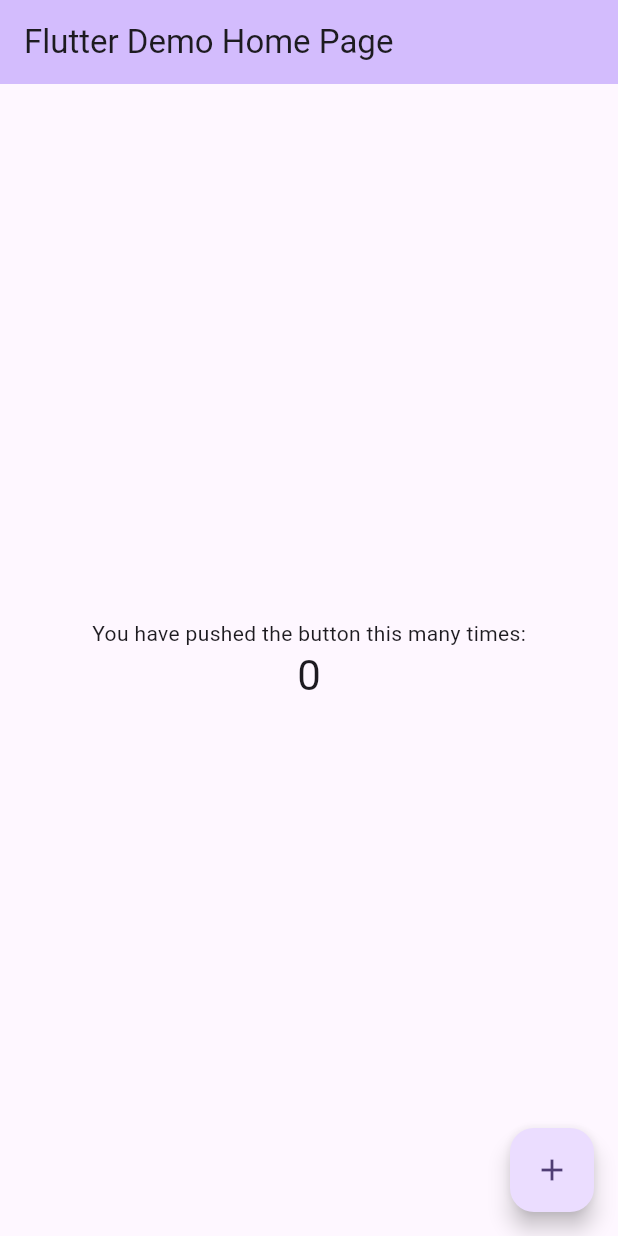
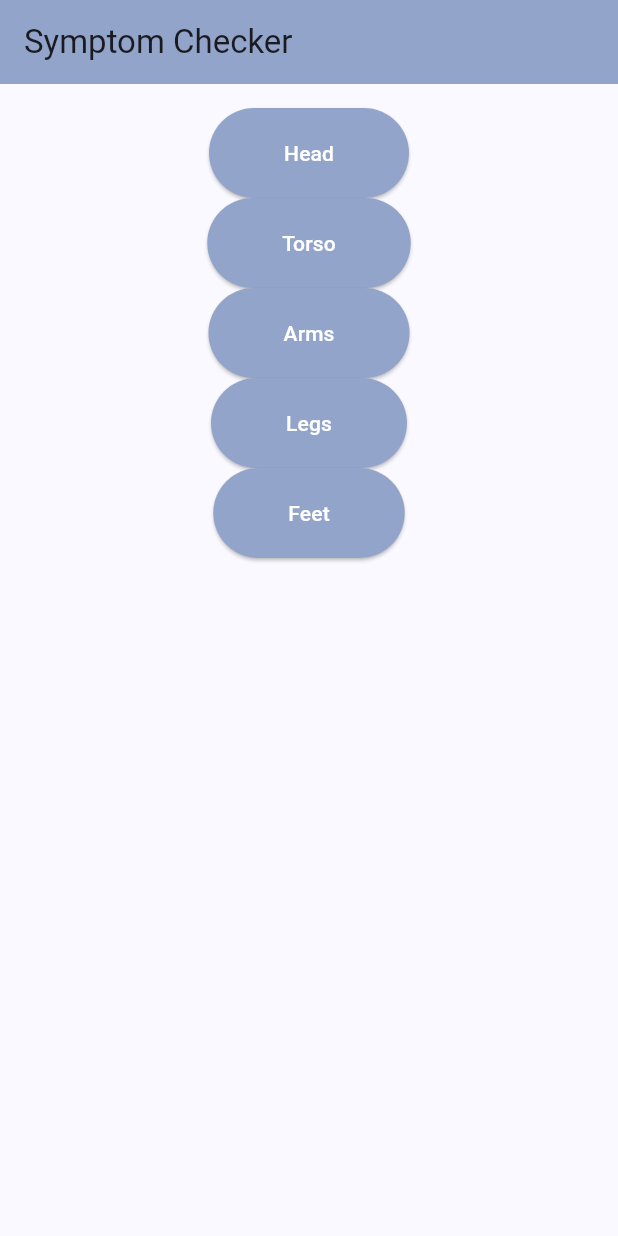
Before and after one commit to wd7512/GDSC-solution-challenge, a Flutter app: the screen it shows after launch, on a phone screen of 412 x 824 dp. Run offline on Flutter 3.47's test engine with Material 3 defaults, Android fonts, the phone set to English and light mode, and no system bars.

Commit message:
Added basic navigation app

```diff
--- a/symptom_checker/lib/main.dart
+++ b/symptom_checker/lib/main.dart
@@ -7,119 +7,135 @@
 class MyApp extends StatelessWidget {
   const MyApp({super.key});
 
-  // This widget is the root of your application.
   @override
   Widget build(BuildContext context) {
     return MaterialApp(
-      title: 'Flutter Demo',
+      title: 'Symptom Tracker',
+      home: HomePage(),
       theme: ThemeData(
-        // This is the theme of your application.
-        //
-        // TRY THIS: Try running your application with "flutter run". You'll see
-        // the application has a purple toolbar. Then, without quitting the app,
-        // try changing the seedColor in the colorScheme below to Colors.green
-        // and then invoke "hot reload" (save your changes or press the "hot
-        // reload" button in a Flutter-supported IDE, or press "r" if you used
-        // the command line to start the app).
-        //
-        // Notice that the counter didn't reset back to zero; the application
-        // state is not lost during the reload. To reset the state, use hot
-        // restart instead.
-        //
-        // This works for code too, not just values: Most code changes can be
-        // tested with just a hot reload.
-        colorScheme: ColorScheme.fromSeed(seedColor: Colors.deepPurple),
         useMaterial3: true,
+        colorScheme: ColorScheme.fromSeed(seedColor: const Color.fromARGB(255, 147, 164, 202)),
+        appBarTheme: const AppBarTheme(
+          backgroundColor: Color.fromARGB(255, 147, 164, 202),
+        ),
       ),
-      home: const MyHomePage(title: 'Flutter Demo Home Page'),
     );
   }
 }
 
-class MyHomePage extends StatefulWidget {
-  const MyHomePage({super.key, required this.title});
-
-  // This widget is the home page of your application. It is stateful, meaning
-  // that it has a State object (defined below) that contains fields that affect
-  // how it looks.
-
-  // This class is the configuration for the state. It holds the values (in this
-  // case the title) provided by the parent (in this case the App widget) and
-  // used by the build method of the State. Fields in a Widget subclass are
-  // always marked "final".
-
-  final String title;
-
-  @override
-  State<MyHomePage> createState() => _MyHomePageState();
-}
-
-class _MyHomePageState extends State<MyHomePage> {
-  int _counter = 0;
-
-  void _incrementCounter() {
-    setState(() {
-      // This call to setState tells the Flutter framework that something has
-      // changed in this State, which causes it to rerun the build method below
-      // so that the display can reflect the updated values. If we changed
-      // _counter without calling setState(), then the build method would not be
-      // called again, and so nothing would appear to happen.
-      _counter++;
-    });
-  }
+class HomePage extends StatelessWidget {
+  const HomePage({super.key});
 
   @override
   Widget build(BuildContext context) {
-    // This method is rerun every time setState is called, for instance as done
-    // by the _incrementCounter method above.
-    //
-    // The Flutter framework has been optimized to make rerunning build methods
-    // fast, so that you can just rebuild anything that needs updating rather
-    // than having to individually change instances of widgets.
     return Scaffold(
       appBar: AppBar(
-        // TRY THIS: Try changing the color here to a specific color (to
-        // Colors.amber, perhaps?) and trigger a hot reload to see the AppBar
-        // change color while the other colors stay the same.
-        backgroundColor: Theme.of(context).colorScheme.inversePrimary,
-        // Here we take the value from the MyHomePage object that was created by
-        // the App.build method, and use it to set our appbar title.
-        title: Text(widget.title),
+        title: const Text('Symptom Checker'),
       ),
-      body: Center(
-        // Center is a layout widget. It takes a single child and positions it
-        // in the middle of the parent.
-        child: Column(
-          // Column is also a layout widget. It takes a list of children and
-          // arranges them vertically. By default, it sizes itself to fit its
-          // children horizontally, and tries to be as tall as its parent.
-          //
-          // Column has various properties to control how it sizes itself and
-          // how it positions its children. Here we use mainAxisAlignment to
-          // center the children vertically; the main axis here is the vertical
-          // axis because Columns are vertical (the cross axis would be
-          // horizontal).
-          //
-          // TRY THIS: Invoke "debug painting" (choose the "Toggle Debug Paint"
-          // action in the IDE, or press "p" in the console), to see the
-          // wireframe for each widget.
-          mainAxisAlignment: MainAxisAlignment.center,
-          children: <Widget>[
-            const Text(
-              'You have pushed the button this many times:',
-            ),
-            Text(
-              '$_counter',
-              style: Theme.of(context).textTheme.headlineMedium,
-            ),
-          ],
+      body: const Center(
+        child: Padding(
+          padding: EdgeInsets.only(top: 16.0),
+          child: Column(
+            children: [
+              BodyPartButton(
+                bodyPart: 'Head',
+                symptoms: ['Symptom 1', 'Symptom 2', 'Symptom 3', 'Symptom 4', 'Symptom 5'],
+              ),
+              BodyPartButton(
+                bodyPart: 'Torso',
+                symptoms: ['Symptom 1', 'Symptom 2', 'Symptom 3', 'Symptom 4', 'Symptom 5'],
+              ),
+              BodyPartButton(
+                bodyPart: 'Arms',
+                symptoms: ['Symptom 1', 'Symptom 2', 'Symptom 3', 'Symptom 4', 'Symptom 5'],
+              ),
+              BodyPartButton(
+                bodyPart: 'Legs',
+                symptoms: ['Symptom 1', 'Symptom 2', 'Symptom 3', 'Symptom 4', 'Symptom 5'],
+              ),
+              BodyPartButton(
+                bodyPart: 'Feet',
+                symptoms: ['Symptom 1', 'Symptom 2', 'Symptom 3', 'Symptom 4', 'Symptom 5'],
+              ),
+            ],
+          ),
         ),
       ),
-      floatingActionButton: FloatingActionButton(
-        onPressed: _incrementCounter,
-        tooltip: 'Increment',
-        child: const Icon(Icons.add),
-      ), // This trailing comma makes auto-formatting nicer for build methods.
     );
   }
 }
+
+class BodyPartButton extends StatelessWidget {
+  final String bodyPart;
+  final List<String> symptoms;
+
+  const BodyPartButton({super.key, required this.bodyPart, required this.symptoms});
+
+  @override
+  Widget build(BuildContext context) {
+    return ElevatedButton(
+      onPressed: () {
+        Navigator.push(
+          context,
+          MaterialPageRoute(
+            builder: (context) => SymptomPage(
+              bodyPart: bodyPart,
+              symptoms: symptoms,
+            ),
+          ),
+        );
+      },
+      style: ElevatedButton.styleFrom(
+        backgroundColor: const Color.fromARGB(255, 147, 164, 202),
+        foregroundColor: Colors.white,
+        padding: const EdgeInsets.symmetric(horizontal: 50, vertical: 20),
+      ),
+      child: Text(bodyPart),
+    );
+  }
+}
+
+class SymptomPage extends StatelessWidget {
+  final String bodyPart;
+  final List<String> symptoms;
+
+  const SymptomPage({super.key, required this.bodyPart, required this.symptoms});
+
+  @override
+  Widget build(BuildContext context) {
+    return Scaffold(
+      appBar: AppBar(
+        title: Text('$bodyPart Symptoms'),
+      ),
+      body: Center(
+        child: Padding(
+          padding: const EdgeInsets.only(top: 16.0),
+          child: Column(
+            children: [
+              for (String symptom in symptoms) ElevatedButton(
+                onPressed: () {},
+                style: ElevatedButton.styleFrom(
+                  backgroundColor: const Color.fromARGB(255, 147, 164, 202),
+                  foregroundColor: Colors.white,
+                  padding: const EdgeInsets.all(16.0),
+                ),
+                child: Text(symptom),
+              ),
+              // ElevatedButton(
+              //   onPressed: () {
+              //     Navigator.pop(context);
+              //   },
+              //   style: ElevatedButton.styleFrom(
+              //     backgroundColor: const Color.fromARGB(255, 147, 164, 202),
+              //     foregroundColor: Colors.white,
+              //     padding: const EdgeInsets.all(16.0),
+              //   ),
+              //   child: const Text('Back to Home'),
+              // ),
+            ],
+          ),
+        ),
+      ),
+    );
+  }
+}
```
